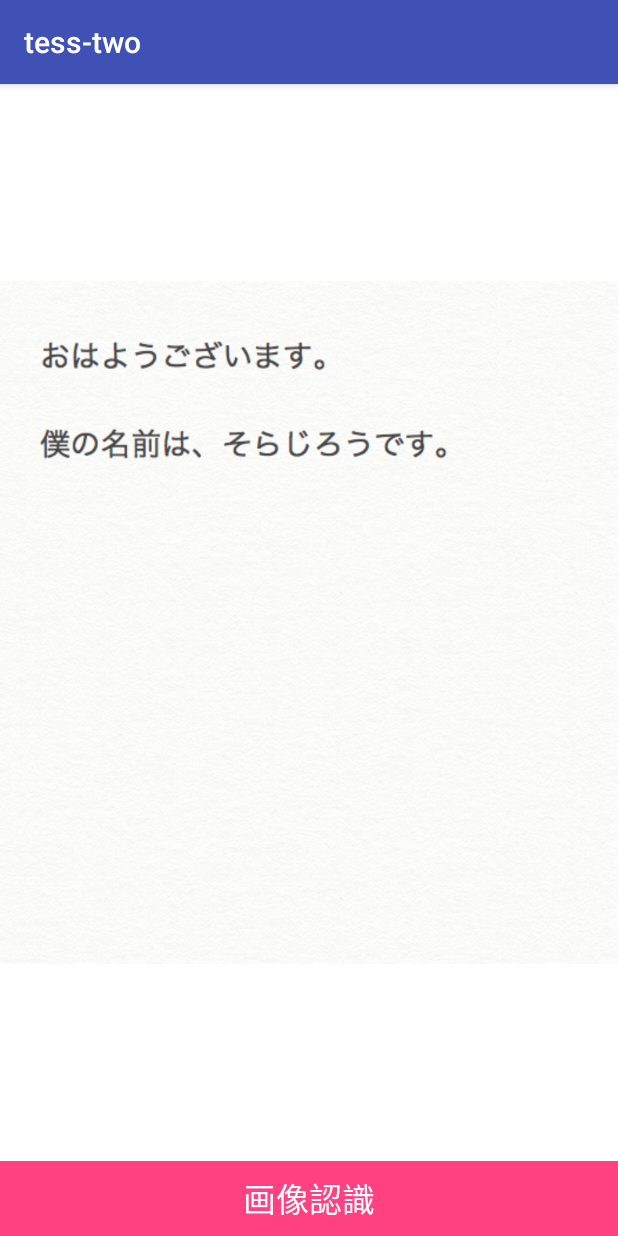
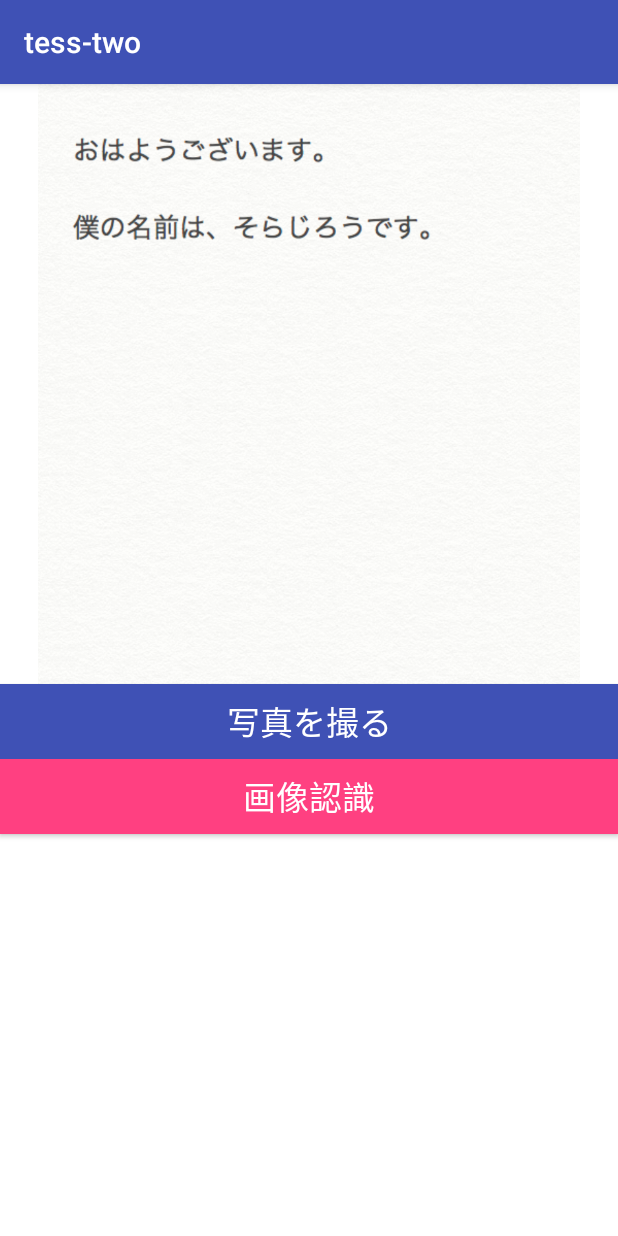
Before and after one commit to AtsushiMuroya/pic_voice_app, an Android app: the screen it shows after launch (MainActivity), on a phone screen of 412 x 824 dp. Run offline under Robolectric (Android 15) with nearby library versions, the phone set to English and light mode, and no system bars; libraries missing offline, so code that uses them is left out: com.googlecode.tesseract; 2 statements that could not run were skipped.

Commit message:
作成中

```diff
--- a/app/src/main/res/layout/activity_main.xml
+++ b/app/src/main/res/layout/activity_main.xml
@@ -6,13 +6,27 @@
     android:layout_height="match_parent"
     android:background="@android:color/white">
 
+    <LinearLayout
+        android:layout_width="match_parent"
+        android:layout_height="match_parent"
+        android:orientation="vertical">
+
         <ImageView
             android:id="@+id/image_view"
             android:layout_width="match_parent"
-        android:layout_height="match_parent"
+            android:layout_height="400dp"
             android:layout_above="@+id/button"
             android:scaleType="fitCenter"
             android:src="@drawable/konnitiwa" />
+
+        <Button
+            android:id="@+id/button2"
+            android:layout_width="match_parent"
+            android:layout_height="50dp"
+            android:text="写真を撮る"
+            android:background="@color/colorPrimary"
+            android:textColor="@android:color/white"
+            android:textAppearance="?android:attr/textAppearanceLarge"/>
 
         <Button
             android:id="@+id/button"
@@ -23,6 +37,7 @@
             android:text="画像認識"
             android:textAppearance="?android:attr/textAppearanceLarge"
             android:textColor="@android:color/white" />
+    </LinearLayout>
 
 
 </RelativeLayout>
```
Lines whose indentation alone changed are shown as unchanged.
